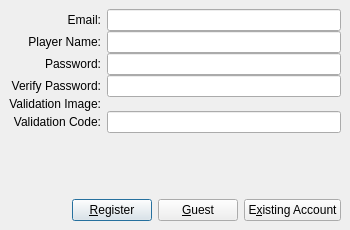
The window that client/ui/Register.ui (erikku/frosty) describes before a commit, drawn with Qt 5.
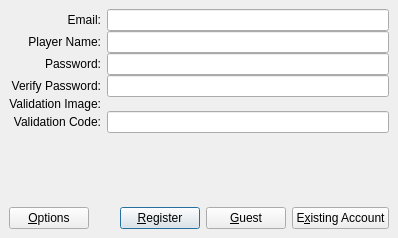
The same window after the commit.

Commit message:
Fixed the registration window.
Added a options button to the registration window. The registration process now supports SSL. Changed default backend URL. Added prompt to quit the application on options change.

Patch:
```diff
--- a/client/ui/Register.ui
+++ b/client/ui/Register.ui
@@ -6,8 +6,8 @@
    <rect>
     <x>0</x>
     <y>0</y>
-    <width>350</width>
-    <height>230</height>
+    <width>398</width>
+    <height>238</height>
    </rect>
   </property>
   <layout class="QVBoxLayout" >
@@ -24,10 +24,14 @@
     <number>9</number>
    </property>
    <item>
-    <layout class="QGridLayout" >
+    <widget class="QWidget" native="1" name="grid" >
+     <layout class="QGridLayout" name="gridLayout" >
      <property name="verticalSpacing" >
       <number>0</number>
      </property>
+      <property name="margin" >
+       <number>0</number>
+      </property>
      <item row="0" column="0" >
       <widget class="QLabel" name="emailLabel" >
        <property name="text" >
@@ -128,9 +132,17 @@
       </spacer>
      </item>
     </layout>
+    </widget>
    </item>
    <item>
     <layout class="QHBoxLayout" >
+     <item>
+      <widget class="QPushButton" name="optionsButton" >
+       <property name="text" >
+        <string>&amp;Options</string>
+       </property>
+      </widget>
+     </item>
      <item>
       <spacer>
        <property name="orientation" >
```
Left out of the diff: 16 changed lines with no effect on the pictures. Lines whose indentation alone changed are shown as unchanged. The commit also changes 7 other files.
